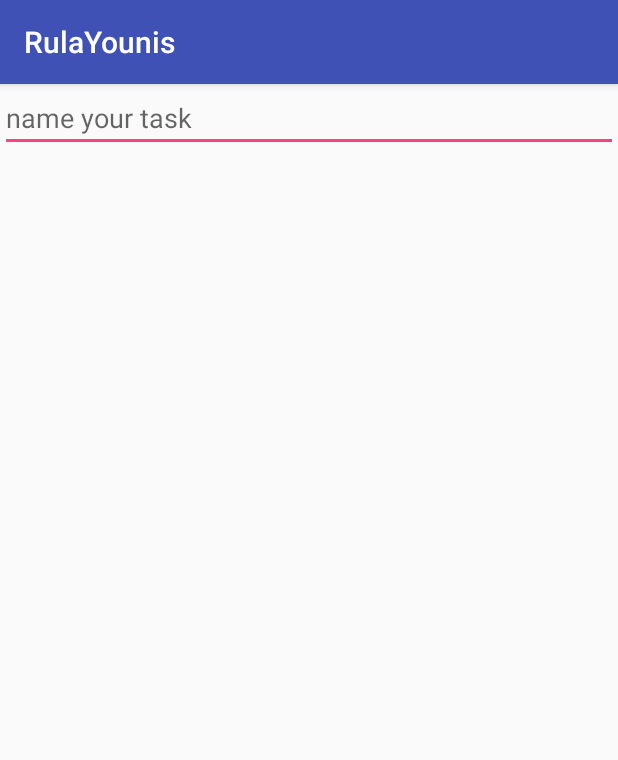
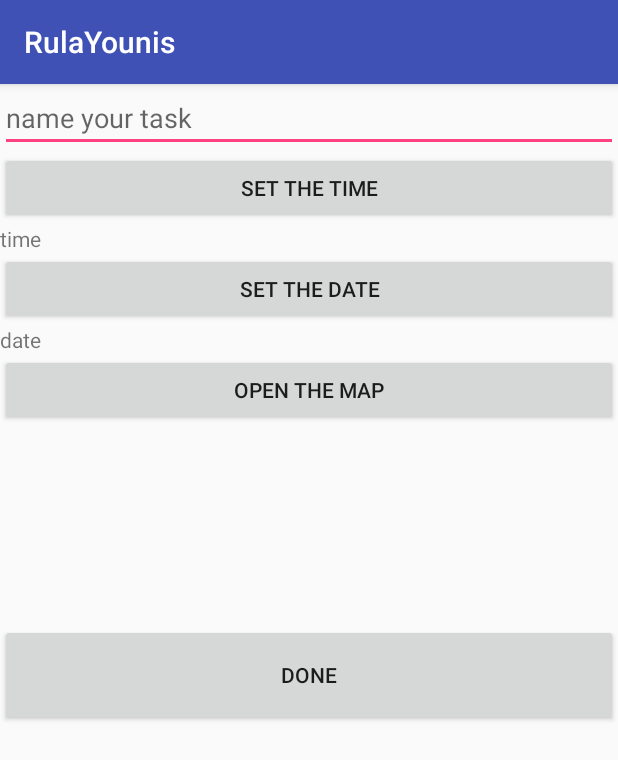
Before and after one commit to rulaYounis/RulaYounisFinal, an Android app: the NewTaskActivity screen opened directly, with no data from a screen before it, on a phone screen of 412 x 824 dp. Shown: the top 760 px of the screen. Run offline under Robolectric (Android 15) with nearby library versions, the phone set to English and light mode, and no system bars.

Commit message:
started the new task(layout)

```diff
--- a/app/src/main/AndroidManifest.xml
+++ b/app/src/main/AndroidManifest.xml
@@ -9,7 +9,7 @@
         android:roundIcon="@mipmap/ic_launcher_round"
         android:supportsRtl="true"
         android:theme="@style/AppTheme">
-        <activity android:name=".AllAlarmsActivity">
+        <activity android:name=".MainActivity">
             <intent-filter>
                 <action android:name="android.intent.action.MAIN" />
 
@@ -25,7 +25,7 @@
         <activity android:name=".AddActivityActivity" />
         <activity android:name=".AllTasksActivity" />
         <activity android:name=".FireActivity" />
-        <activity android:name=".MainActivity"></activity>
+        <activity android:name=".AllAlarmsActivity"></activity>
     </application>
 
 </manifest>
--- a/app/src/main/res/layout/activity_new_task.xml
+++ b/app/src/main/res/layout/activity_new_task.xml
@@ -14,4 +14,45 @@
         android:ems="10"
         android:hint="name your task"
         android:inputType="textPersonName" />
+
+    <Button
+        android:id="@+id/btAlarmT"
+        android:layout_width="match_parent"
+        android:layout_height="wrap_content"
+        android:text="set the time" />
+
+    <TextView
+        android:id="@+id/tvTimeT"
+        android:layout_width="match_parent"
+        android:layout_height="wrap_content"
+        android:text="time" />
+
+    <Button
+        android:id="@+id/btDateT"
+        android:layout_width="match_parent"
+        android:layout_height="wrap_content"
+        android:text="set the date" />
+
+    <TextView
+        android:id="@+id/tvDateT"
+        android:layout_width="match_parent"
+        android:layout_height="wrap_content"
+        android:text="date" />
+
+    <Button
+        android:id="@+id/btMap"
+        android:layout_width="match_parent"
+        android:layout_height="wrap_content"
+        android:text="open the map" />
+
+    <LinearLayout
+        android:layout_width="match_parent"
+        android:layout_height="132dp"
+        android:orientation="horizontal"></LinearLayout>
+
+    <Button
+        android:id="@+id/btTaskDone"
+        android:layout_width="match_parent"
+        android:layout_height="68dp"
+        android:text="Done" />
 </LinearLayout>
```
